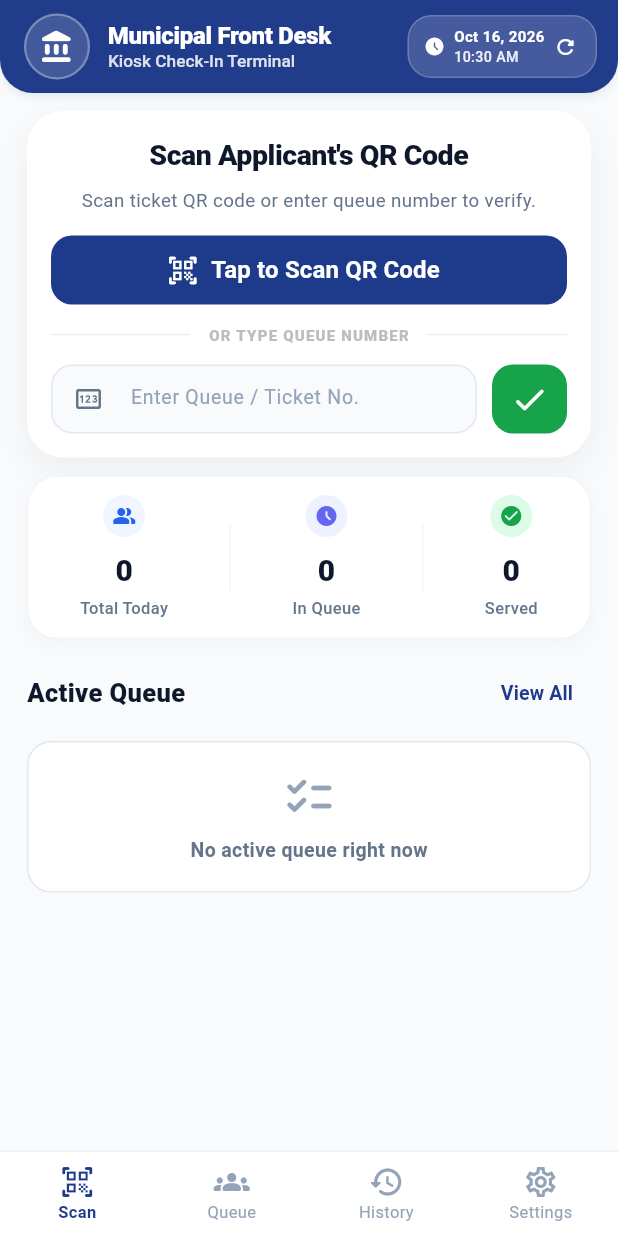
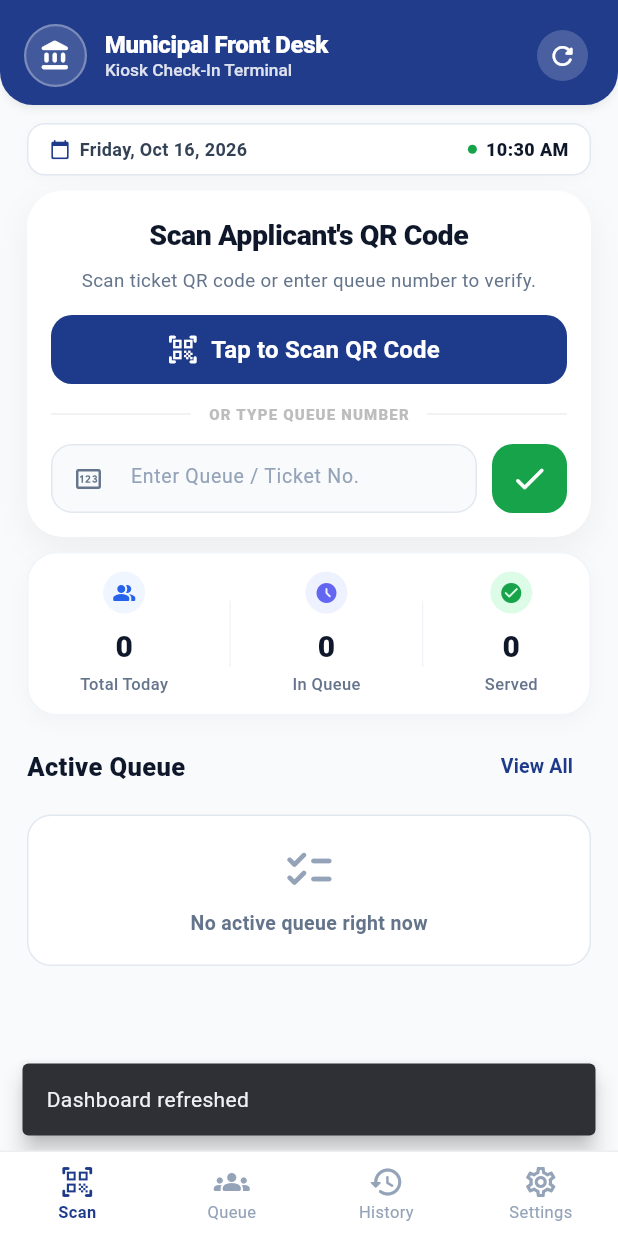
Before and after one commit to jhonemilmnilo/E-LGU-Barcode-and-QR-scanner, a Flutter app: the HomeScreen screen opened directly, after a tap on the "refresh" icon, on a phone screen of 412 x 824 dp. Run offline on Flutter 3.47's test engine with Material 3 defaults, Android fonts, the phone set to English and light mode, and no system bars; our stand-ins replace shared_preferences; missing offline and left inert: mobile_scanner; accounts and stored records are empty; network calls fail.

Commit message:
I improve the ui of the home page

```diff
--- a/lib/screens/home_screen.dart
+++ b/lib/screens/home_screen.dart
@@ -576,26 +576,25 @@ class _HomeScreenState extends State<HomeScreen> {
   }
 
   PreferredSizeWidget _buildAppBar() {
-    final dateFormat = DateFormat('MMM dd, yyyy');
-    final timeFormat = DateFormat('h:mm a');
-
     return AppBar(
       backgroundColor: _themeColor,
       foregroundColor: Colors.white,
       elevation: 2,
       shadowColor: Colors.black26,
-      toolbarHeight: 62,
+      toolbarHeight: 70,
       titleSpacing: 16,
       automaticallyImplyLeading: false,
       shape: const RoundedRectangleBorder(
         borderRadius: BorderRadius.vertical(bottom: Radius.circular(22)),
       ),
-      title: Row(
+      title: Padding(
+        padding: const EdgeInsets.only(top: 4),
+        child: Row(
           children: [
             // Municipality Seal Logo
             Container(
-            width: 44,
-            height: 44,
+              width: 42,
+              height: 42,
               decoration: BoxDecoration(
                 color: Colors.white.withValues(alpha: 0.15),
                 shape: BoxShape.circle,
@@ -611,13 +610,13 @@ class _HomeScreenState extends State<HomeScreen> {
                         errorBuilder: (context, error, stackTrace) => const Icon(
                           Icons.account_balance_rounded,
                           color: Colors.white,
-                        size: 24,
+                          size: 22,
                         ),
                       )
                     : const Icon(
                         Icons.account_balance_rounded,
                         color: Colors.white,
-                      size: 24,
+                        size: 22,
                       ),
               ),
             ),
@@ -652,56 +651,95 @@ class _HomeScreenState extends State<HomeScreen> {
             ),
           ],
         ),
+      ),
       actions: [
-        // Live Clock Pill & Quick Refresh
-        Container(
-          margin: const EdgeInsets.only(right: 14),
-          padding: const EdgeInsets.symmetric(horizontal: 10, vertical: 6),
+        Padding(
+          padding: const EdgeInsets.only(right: 12, top: 4),
+          child: IconButton(
+            onPressed: () {
+              _fetchDashboardData();
+              ScaffoldMessenger.of(context).showSnackBar(
+                const SnackBar(
+                  content: Text('Dashboard refreshed'),
+                  duration: Duration(seconds: 1),
+                  behavior: SnackBarBehavior.floating,
+                ),
+              );
+            },
+            icon: Container(
+              padding: const EdgeInsets.all(7),
               decoration: BoxDecoration(
-            color: Colors.white.withValues(alpha: 0.16),
-            borderRadius: BorderRadius.circular(16),
-            border: Border.all(color: Colors.white.withValues(alpha: 0.2)),
+                color: Colors.white.withValues(alpha: 0.18),
+                shape: BoxShape.circle,
+              ),
+              child: const Icon(Icons.refresh_rounded, color: Colors.white, size: 20),
+            ),
+            tooltip: 'Refresh',
+          ),
+        ),
+      ],
+    );
+  }
+
+  Widget _buildDateTimeBanner() {
+    final dateFormat = DateFormat('EEEE, MMM d, yyyy');
+    final timeFormat = DateFormat('h:mm a');
+
+    return Container(
+      margin: const EdgeInsets.symmetric(horizontal: 18),
+      padding: const EdgeInsets.symmetric(horizontal: 14, vertical: 8),
+      decoration: BoxDecoration(
+        color: Colors.white,
+        borderRadius: BorderRadius.circular(12),
+        border: Border.all(color: const Color(0xFFE2E8F0)),
+        boxShadow: [
+          BoxShadow(
+            color: Colors.black.withValues(alpha: 0.02),
+            blurRadius: 6,
+            offset: const Offset(0, 2),
+          ),
+        ],
       ),
       child: Row(
-            mainAxisSize: MainAxisSize.min,
+        mainAxisAlignment: MainAxisAlignment.spaceBetween,
         children: [
-              const Icon(Icons.access_time_filled_rounded, color: Colors.white, size: 14),
+          Row(
+            children: [
+              Icon(Icons.calendar_today_rounded, size: 14, color: _themeColor),
               const SizedBox(width: 6),
-              Column(
-                mainAxisSize: MainAxisSize.min,
-                crossAxisAlignment: CrossAxisAlignment.start,
-                children: [
               Text(
                 dateFormat.format(_currentTime),
                 style: const TextStyle(
-                      color: Colors.white,
-                      fontSize: 10,
-                      fontWeight: FontWeight.w600,
-                    ),
-                  ),
-                  Text(
-                    timeFormat.format(_currentTime),
-                    style: TextStyle(
-                      color: Colors.white.withValues(alpha: 0.9),
-                      fontSize: 9.5,
-                      fontWeight: FontWeight.w500,
+                  fontSize: 12,
+                  fontWeight: FontWeight.w700,
+                  color: Color(0xFF334155),
                 ),
               ),
             ],
           ),
-              const SizedBox(width: 4),
-              InkWell(
-                borderRadius: BorderRadius.circular(12),
-                onTap: () => _fetchDashboardData(),
-                child: const Padding(
-                  padding: EdgeInsets.all(2.0),
-                  child: Icon(Icons.refresh_rounded, color: Colors.white, size: 16),
+          Row(
+            children: [
+              Container(
+                width: 6,
+                height: 6,
+                decoration: const BoxDecoration(
+                  color: Color(0xFF16A34A),
+                  shape: BoxShape.circle,
+                ),
+              ),
+              const SizedBox(width: 6),
+              Text(
+                timeFormat.format(_currentTime),
+                style: const TextStyle(
+                  fontSize: 12,
+                  fontWeight: FontWeight.w800,
+                  color: Color(0xFF0F172A),
                 ),
               ),
             ],
           ),
+        ],
       ),
-      ],
     );
   }
 
@@ -991,46 +1029,47 @@ class _HomeScreenState extends State<HomeScreen> {
               shrinkWrap: true,
               physics: const NeverScrollableScrollPhysics(),
               itemCount: _activeQueue.length > 4 ? 4 : _activeQueue.length,
-              separatorBuilder: (_, _) => const SizedBox(height: 10),
+              separatorBuilder: (_, _) => const SizedBox(height: 6),
               itemBuilder: (context, index) {
                 final item = _activeQueue[index];
                 final isNowServing = item['status'] == 'Now Serving';
 
                 return Container(
-                  padding: const EdgeInsets.symmetric(horizontal: 14, vertical: 12),
+                  padding: const EdgeInsets.symmetric(horizontal: 12, vertical: 8),
                   decoration: BoxDecoration(
                     color: Colors.white,
-                    borderRadius: BorderRadius.circular(14),
+                    borderRadius: BorderRadius.circular(12),
                     border: Border.all(color: const Color(0xFFF1F5F9)),
                     boxShadow: [
                       BoxShadow(
-                        color: Colors.black.withValues(alpha: 0.02),
-                        blurRadius: 6,
-                        offset: const Offset(0, 2),
+                        color: Colors.black.withValues(alpha: 0.015),
+                        blurRadius: 4,
+                        offset: const Offset(0, 1),
                       ),
                     ],
                   ),
                   child: Row(
                     children: [
-                      // Badge Pill
+                      // Compact Badge Pill
                       Container(
-                        padding: const EdgeInsets.symmetric(horizontal: 10, vertical: 8),
+                        padding: const EdgeInsets.symmetric(horizontal: 8, vertical: 5),
                         decoration: BoxDecoration(
                           color: isNowServing
                               ? const Color(0xFFDCFCE7)
-                              : _themeColor.withValues(alpha: 0.1),
-                          borderRadius: BorderRadius.circular(10),
+                              : _themeColor.withValues(alpha: 0.09),
+                          borderRadius: BorderRadius.circular(8),
                         ),
                         child: Text(
                           item['queueNumber'] ?? 'N/A',
                           style: TextStyle(
-                            fontSize: 14,
+                            fontSize: 12.5,
                             fontWeight: FontWeight.w900,
+                            letterSpacing: 0.2,
                             color: isNowServing ? const Color(0xFF16A34A) : _themeColor,
                           ),
                         ),
                       ),
-                      const SizedBox(width: 14),
+                      const SizedBox(width: 10),
                       // Service / Department
                       Expanded(
                         child: Column(
@@ -1041,48 +1080,41 @@ class _HomeScreenState extends State<HomeScreen> {
                               maxLines: 1,
                               overflow: TextOverflow.ellipsis,
                               style: const TextStyle(
-                                fontSize: 14,
+                                fontSize: 13,
                                 fontWeight: FontWeight.w700,
                                 color: Color(0xFF0F172A),
                               ),
                             ),
-                            const SizedBox(height: 2),
                             Text(
                               item['department'] ?? 'General',
                               style: const TextStyle(
-                                fontSize: 11.5,
+                                fontSize: 11,
                                 color: Color(0xFF64748B),
                               ),
                             ),
                           ],
                         ),
                       ),
-                      // Status Pill
+                      // Compact Status Pill
                       Container(
-                        padding: const EdgeInsets.symmetric(horizontal: 10, vertical: 5),
+                        padding: const EdgeInsets.symmetric(horizontal: 8, vertical: 3.5),
                         decoration: BoxDecoration(
                           color: isNowServing
                               ? const Color(0xFFDCFCE7)
                               : const Color(0xFFEFF6FF),
-                          borderRadius: BorderRadius.circular(12),
+                          borderRadius: BorderRadius.circular(8),
                         ),
-                        child: Column(
-                          children: [
-                            Text(
+                        child: Text(
                           item['status'] ?? 'Waiting',
                           style: TextStyle(
-                                fontSize: 11,
-                                fontWeight: FontWeight.bold,
+                            fontSize: 10.5,
+                            fontWeight: FontWeight.w700,
                             color: isNowServing
                                 ? const Color(0xFF16A34A)
                                 : const Color(0xFF2563EB),
                           ),
                         ),
-                          ],
                       ),
-                      ),
-                      const SizedBox(width: 6),
-                      const Icon(Icons.chevron_right_rounded, color: Color(0xFFCBD5E1), size: 20),
                     ],
                   ),
                 );
@@ -1109,10 +1141,12 @@ class _HomeScreenState extends State<HomeScreen> {
           child: Column(
             children: [
               const SizedBox(height: 12),
+              _buildDateTimeBanner(),
+              const SizedBox(height: 10),
               _buildScanHeroCard(),
-              const SizedBox(height: 12),
+              const SizedBox(height: 10),
               _buildMetricsCard(),
-              const SizedBox(height: 12),
+              const SizedBox(height: 10),
               _buildActiveQueueSection(),
               const SizedBox(height: 24),
             ],
```
Lines whose indentation alone changed are shown as unchanged.
